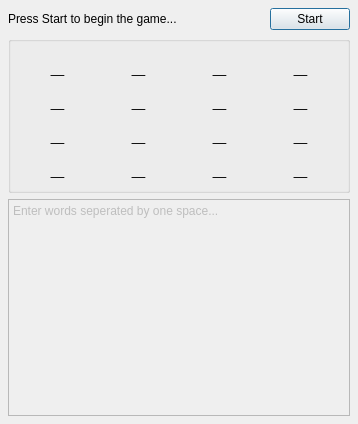
Qt form sources/mainwindow.ui (mt2d2/boggle) before a commit.
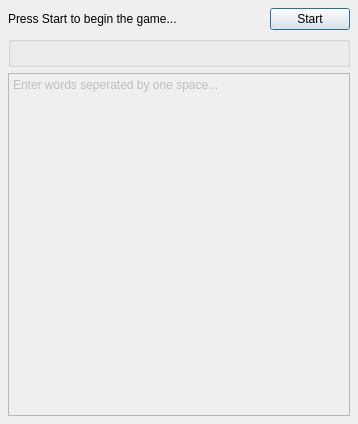
The same form after that commit.

Commit message: Moved the game piece label design logic into a for loop, to reduce the amount of redundant code. Minor cleanups. Updated translations.

What changed in the file:
```diff
--- a/sources/mainwindow.ui
+++ b/sources/mainwindow.ui
@@ -77,328 +77,8 @@
      <item>
       <widget class="QGroupBox" name="gridGroupBox">
        <layout class="QGridLayout" name="gridLayout">
-        <item row="1" column="3">
-         <widget class="QLabel" name="letter8">
-          <property name="font">
-           <font>
-            <pointsize>18</pointsize>
-            <weight>75</weight>
-            <bold>true</bold>
-           </font>
-          </property>
-          <property name="autoFillBackground">
-           <bool>false</bool>
-          </property>
-          <property name="text">
-           <string>_</string>
-          </property>
-          <property name="alignment">
-           <set>Qt::AlignCenter</set>
-          </property>
-         </widget>
-        </item>
         <item row="0" column="0">
-         <widget class="QLabel" name="letter1">
-          <property name="font">
-           <font>
-            <pointsize>18</pointsize>
-            <weight>75</weight>
-            <bold>true</bold>
-           </font>
-          </property>
-          <property name="autoFillBackground">
-           <bool>false</bool>
-          </property>
-          <property name="text">
-           <string>_</string>
-          </property>
-          <property name="alignment">
-           <set>Qt::AlignCenter</set>
-          </property>
-         </widget>
-        </item>
-        <item row="2" column="2">
-         <widget class="QLabel" name="letter11">
-          <property name="font">
-           <font>
-            <pointsize>18</pointsize>
-            <weight>75</weight>
-            <bold>true</bold>
-           </font>
-          </property>
-          <property name="autoFillBackground">
-           <bool>false</bool>
-          </property>
-          <property name="text">
-           <string>_</string>
-          </property>
-          <property name="alignment">
-           <set>Qt::AlignCenter</set>
-          </property>
-         </widget>
-        </item>
-        <item row="0" column="2">
-         <widget class="QLabel" name="letter3">
-          <property name="font">
-           <font>
-            <pointsize>18</pointsize>
-            <weight>75</weight>
-            <bold>true</bold>
-           </font>
-          </property>
-          <property name="autoFillBackground">
-           <bool>false</bool>
-          </property>
-          <property name="text">
-           <string>_</string>
-          </property>
-          <property name="alignment">
-           <set>Qt::AlignCenter</set>
-          </property>
-         </widget>
-        </item>
-        <item row="0" column="1">
-         <widget class="QLabel" name="letter2">
-          <property name="font">
-           <font>
-            <pointsize>18</pointsize>
-            <weight>75</weight>
-            <bold>true</bold>
-           </font>
-          </property>
-          <property name="acceptDrops">
-           <bool>false</bool>
-          </property>
-          <property name="autoFillBackground">
-           <bool>false</bool>
-          </property>
-          <property name="text">
-           <string>_</string>
-          </property>
-          <property name="alignment">
-           <set>Qt::AlignCenter</set>
-          </property>
-         </widget>
-        </item>
-        <item row="2" column="1">
-         <widget class="QLabel" name="letter10">
-          <property name="font">
-           <font>
-            <pointsize>18</pointsize>
-            <weight>75</weight>
-            <bold>true</bold>
-           </font>
-          </property>
-          <property name="autoFillBackground">
-           <bool>false</bool>
-          </property>
-          <property name="text">
-           <string>_</string>
-          </property>
-          <property name="alignment">
-           <set>Qt::AlignCenter</set>
-          </property>
-         </widget>
-        </item>
-        <item row="2" column="3">
-         <widget class="QLabel" name="letter12">
-          <property name="font">
-           <font>
-            <pointsize>18</pointsize>
-            <weight>75</weight>
-            <bold>true</bold>
-           </font>
-          </property>
-          <property name="autoFillBackground">
-           <bool>false</bool>
-          </property>
-          <property name="text">
-           <string>_</string>
-          </property>
-          <property name="alignment">
-           <set>Qt::AlignCenter</set>
-          </property>
-         </widget>
-        </item>
-        <item row="0" column="3">
-         <widget class="QLabel" name="letter4">
-          <property name="font">
-           <font>
-            <pointsize>18</pointsize>
-            <weight>75</weight>
-            <bold>true</bold>
-           </font>
-          </property>
-          <property name="autoFillBackground">
-           <bool>false</bool>
-          </property>
-          <property name="text">
-           <string>_</string>
-          </property>
-          <property name="alignment">
-           <set>Qt::AlignCenter</set>
-          </property>
-         </widget>
-        </item>
-        <item row="1" column="2">
-         <widget class="QLabel" name="letter7">
-          <property name="font">
-           <font>
-            <pointsize>18</pointsize>
-            <weight>75</weight>
-            <bold>true</bold>
-           </font>
-          </property>
-          <property name="autoFillBackground">
-           <bool>false</bool>
-          </property>
-          <property name="text">
-           <string>_</string>
-          </property>
-          <property name="alignment">
-           <set>Qt::AlignCenter</set>
-          </property>
-         </widget>
-        </item>
-        <item row="1" column="0">
-         <widget class="QLabel" name="letter5">
-          <property name="font">
-           <font>
-            <pointsize>18</pointsize>
-            <weight>75</weight>
-            <bold>true</bold>
-           </font>
-          </property>
-          <property name="autoFillBackground">
-           <bool>false</bool>
-          </property>
-          <property name="text">
-           <string>_</string>
-          </property>
-          <property name="alignment">
-           <set>Qt::AlignCenter</set>
-          </property>
-         </widget>
-        </item>
-        <item row="2" column="0">
-         <widget class="QLabel" name="letter9">
-          <property name="font">
-           <font>
-            <pointsize>18</pointsize>
-            <weight>75</weight>
-            <bold>true</bold>
-           </font>
-          </property>
-          <property name="autoFillBackground">
-           <bool>false</bool>
-          </property>
-          <property name="text">
-           <string>_</string>
-          </property>
-          <property name="alignment">
-           <set>Qt::AlignCenter</set>
-          </property>
-         </widget>
-        </item>
-        <item row="1" column="1">
-         <widget class="QLabel" name="letter6">
-          <property name="font">
-           <font>
-            <pointsize>18</pointsize>
-            <weight>75</weight>
-            <bold>true</bold>
-           </font>
-          </property>
-          <property name="autoFillBackground">
-           <bool>false</bool>
-          </property>
-          <property name="text">
-           <string>_</string>
-          </property>
-          <property name="alignment">
-           <set>Qt::AlignCenter</set>
-          </property>
-         </widget>
-        </item>
-        <item row="3" column="0">
-         <widget class="QLabel" name="letter13">
-          <property name="font">
-           <font>
-            <pointsize>18</pointsize>
-            <weight>75</weight>
-            <bold>true</bold>
-           </font>
-          </property>
-          <property name="autoFillBackground">
-           <bool>false</bool>
-          </property>
-          <property name="text">
-           <string>_</string>
-          </property>
-          <property name="alignment">
-           <set>Qt::AlignCenter</set>
-          </property>
-         </widget>
-        </item>
-        <item row="3" column="1">
-         <widget class="QLabel" name="letter14">
-          <property name="font">
-           <font>
-            <pointsize>18</pointsize>
-            <weight>75</weight>
-            <bold>true</bold>
-           </font>
-          </property>
-          <property name="autoFillBackground">
-           <bool>false</bool>
-          </property>
-          <property name="text">
-           <string>_</string>
-          </property>
-          <property name="alignment">
-           <set>Qt::AlignCenter</set>
-          </property>
-         </widget>
-        </item>
-        <item row="3" column="2">
-         <widget class="QLabel" name="letter15">
-          <property name="font">
-           <font>
-            <pointsize>18</pointsize>
-            <weight>75</weight>
-            <bold>true</bold>
-           </font>
-          </property>
-          <property name="autoFillBackground">
-           <bool>false</bool>
-          </property>
-          <property name="text">
-           <string>_</string>
-          </property>
-          <property name="alignment">
-           <set>Qt::AlignCenter</set>
-          </property>
-         </widget>
-        </item>
-        <item row="3" column="3">
-         <widget class="QLabel" name="letter16">
-          <property name="font">
-           <font>
-            <pointsize>18</pointsize>
-            <weight>75</weight>
-            <bold>true</bold>
-           </font>
-          </property>
-          <property name="autoFillBackground">
-           <bool>false</bool>
-          </property>
-          <property name="text">
-           <string>_</string>
-          </property>
-          <property name="alignment">
-           <set>Qt::AlignCenter</set>
-          </property>
-         </widget>
+         <layout class="QGridLayout" name="piecesLayout"/>
         </item>
        </layout>
       </widget>
```
Left out of the diff: 6 changed lines with no effect on the pictures. The commit also changes 3 other files.
